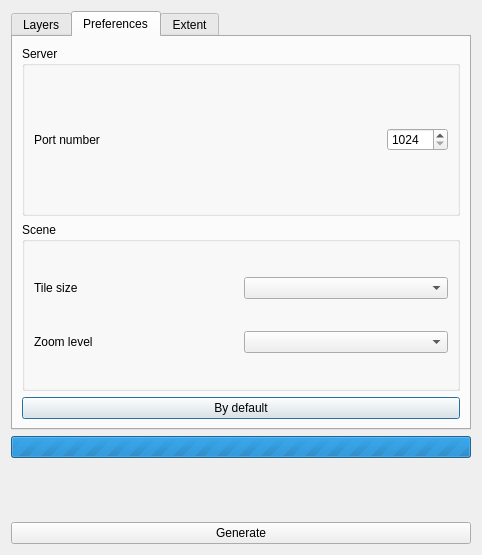
Before: the Qt Designer form ui_vizitown.ui in vongoethe/vizitown_plugin, drawn with Qt 5.
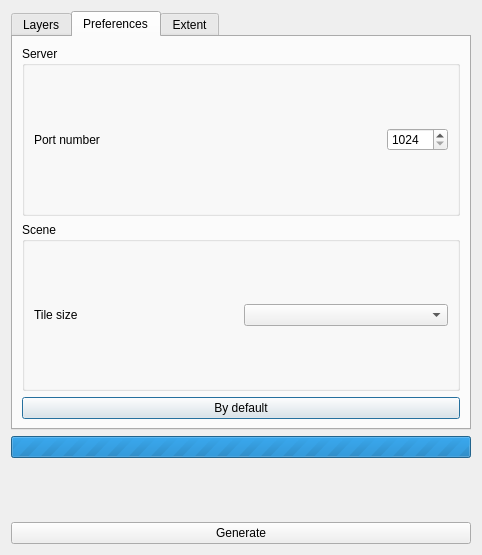
After: the same form once the commit is applied. The open tabs and pages were chosen to show the change. Icons and pictures are not drawn.

Diff of the .ui file:
```diff
--- a/ui_vizitown.ui
+++ b/ui_vizitown.ui
@@ -164,16 +164,6 @@
           <item row="0" column="1">
            <widget class="QComboBox" name="cb_tile"/>
           </item>
-          <item row="1" column="0">
-           <widget class="QLabel" name="label_9">
-            <property name="text">
-             <string>Zoom level</string>
-            </property>
-           </widget>
-          </item>
-          <item row="1" column="1">
-           <widget class="QComboBox" name="cb_zoom"/>
-          </item>
          </layout>
         </widget>
        </item>
```
